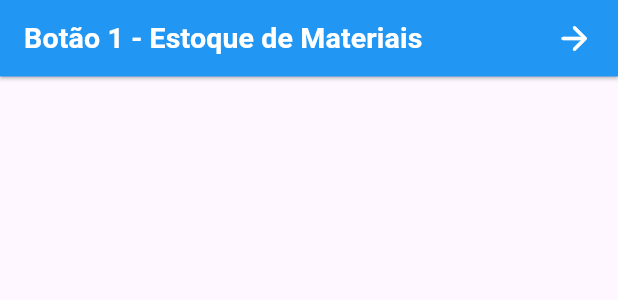
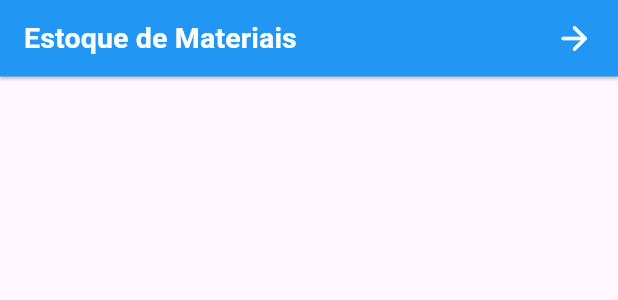
Before and after one commit to organizametropi/OrganizaMetro, a Flutter app: the ButtonHomeTemplate widget shown alone on an empty page, opened directly, on a phone screen of 412 x 824 dp. Shown: the top 300 px of the screen. Run offline on Flutter 3.47's test engine with Material 3 defaults, Android fonts, the phone set to English and light mode, and no system bars; missing offline and left inert: serverpod, serverpod_auth_client, serverpod_auth_email_flutter, serverpod_auth_server, serverpod_auth_shared_flutter, serverpod_client and 1 more; Roboto replaces fonts that are missing (Helvetica); statements that could not run were skipped.

Commit message:
Add: home page icon Fix: buttons respon

```diff
--- a/organiza_metro/organiza_metro_flutter/lib/main.dart
+++ b/organiza_metro/organiza_metro_flutter/lib/main.dart
@@ -22,7 +22,7 @@ class MyApp extends StatelessWidget {
       theme: ThemeData(
         primarySwatch: Colors.blue,
       ),
-      home: MyHomePage(),
+      home: homePage(),
     ));
   }
 }
--- a/organiza_metro/organiza_metro_flutter/lib/src/screens/dashboard/home_screen.dart
+++ b/organiza_metro/organiza_metro_flutter/lib/src/screens/dashboard/home_screen.dart
@@ -36,7 +36,7 @@ class _homePage extends State<homePage> {
                             height: 160,
                             margin: const EdgeInsets.all(8),
                             child: ButtonHomeTemplate(
-                              labelText: "Botão 1 - Estoque de Materiais",
+                              labelText: "Estoque de Materiais",
                               goToPage: (context) => const loginPage(),
                               color: Colors.blue,
                             ),
@@ -47,7 +47,7 @@ class _homePage extends State<homePage> {
                             height: 160,
                             margin: const EdgeInsets.all(8),
                             child: ButtonHomeTemplate(
-                              labelText: "Botão 2 - Instrumentos Técnicos",
+                              labelText: "Instrumentos Técnicos",
                               goToPage: (context) => const loginPage(),
                               color: Colors.green,
                             ),
@@ -63,7 +63,7 @@ class _homePage extends State<homePage> {
                             height: 160,
                             margin: const EdgeInsets.all(8),
                             child: ButtonHomeTemplate(
-                              labelText: "Botão 3 - Relatórios & Dashboards",
+                              labelText: "Relatórios & Dashboards",
                               goToPage: (context) => const loginPage(),
                               color: Colors.orange,
                               assetImage: 'lib/assets/images/dataChart.png'
@@ -75,7 +75,7 @@ class _homePage extends State<homePage> {
                             height: 160,
                             margin: const EdgeInsets.all(8),
                             child: ButtonHomeTemplate(
-                              labelText: "Botão 4 - Configurações / Administração",
+                              labelText: "Configurações / Administração",
                               goToPage: (context) => const loginPage(),
                               color: Colors.red,
                             ),
@@ -93,7 +93,7 @@ class _homePage extends State<homePage> {
                       height: 160,
                       margin: const EdgeInsets.all(8),
                       child: ButtonHomeTemplate(
-                        labelText: "Botão 1 - Estoque de Materiais",
+                        labelText: "Estoque de Materiais",
                         goToPage: (context) => const loginPage(),
                         color: Colors.blue,
                       ),
@@ -102,7 +102,7 @@ class _homePage extends State<homePage> {
                       height: 160,
                       margin: const EdgeInsets.all(8),
                       child: ButtonHomeTemplate(
-                        labelText: "Botão 2 - Instrumentos Técnicos",
+                        labelText: "Instrumentos Técnicos",
                         goToPage: (context) => const loginPage(),
                         color: Colors.green,
                       ),
@@ -111,7 +111,7 @@ class _homePage extends State<homePage> {
                       height: 160,
                       margin: const EdgeInsets.all(8),
                       child: ButtonHomeTemplate(
-                        labelText: "Botão 3 - Relatórios & Dashboards",
+                        labelText: "Relatórios & Dashboards",
                         goToPage: (context) => const loginPage(),
                         color: Colors.orange,
                         assetImage: 'lib/assets/images/dataChart.png'
@@ -121,7 +121,7 @@ class _homePage extends State<homePage> {
                       height: 160,
                       margin: const EdgeInsets.all(8),
                       child: ButtonHomeTemplate(
-                        labelText: "Botão 4 - Configurações / Administração",
+                        labelText: "Configurações / Administração",
                         goToPage: (context) => const loginPage(),
                         color: Colors.red,
                       ),
--- a/organiza_metro/organiza_metro_flutter/lib/src/widgets/button_home.dart
+++ b/organiza_metro/organiza_metro_flutter/lib/src/widgets/button_home.dart
@@ -4,8 +4,7 @@ class ButtonHomeTemplate extends StatefulWidget {
   final String labelText;
   final Widget Function(BuildContext) goToPage;
   final Color color;
-  final String?
-      assetImage; // caminho opcional de uma imagem local (ex: assets/img.png)
+  final String? assetImage;
 
   const ButtonHomeTemplate({
     super.key,
@@ -37,16 +36,21 @@ class _ButtonHomeTemplateState extends State<ButtonHomeTemplate> {
       child: Row(
         mainAxisAlignment: MainAxisAlignment.start,
         children: [
-          if (widget.assetImage != null) // só mostra se houver imagem
+          if (widget.assetImage != null)
             Padding(
               padding: const EdgeInsets.only(right: 25),
               child: Image.asset(
                 widget.assetImage!,
-                width: 28, // ajuste do tamanho
+                width: 28,
                 height: 28,
               ),
             ),
-          Text(
+          Expanded(
+            child: Row(
+              mainAxisAlignment: MainAxisAlignment.spaceBetween,
+              children: [
+                Flexible(
+                  child: Text(
                     widget.labelText,
                     style: const TextStyle(
                       fontWeight: FontWeight.w600,
@@ -54,8 +58,10 @@ class _ButtonHomeTemplateState extends State<ButtonHomeTemplate> {
                       fontSize: 19,
                       color: Colors.white,
                     ),
+                    softWrap: true,
+                    overflow: TextOverflow.visible,
                   ),
-          const Spacer(), // empurra o ícone para a extrema direita
+                ),
                 const Icon(
                   Icons.arrow_forward_rounded,
                   color: Colors.white,
@@ -63,6 +69,9 @@ class _ButtonHomeTemplateState extends State<ButtonHomeTemplate> {
                 ),
               ],
             ),
+          ),
+        ],
+      ),
     );
   }
 }
--- a/organiza_metro/organiza_metro_flutter/lib/src/widgets/entrar_button.dart
+++ b/organiza_metro/organiza_metro_flutter/lib/src/widgets/entrar_button.dart
@@ -1,5 +1,5 @@
 import 'package:flutter/material.dart';
-import 'package:organiza_metro_flutter/src/screens/dashboard/acount_page.dart';
+import 'package:organiza_metro_flutter/src/screens/dashboard/home_screen.dart';
 import 'package:serverpod_auth_email_flutter/serverpod_auth_email_flutter.dart';
 import 'package:organiza_metro_flutter/src/serverpod_client.dart';
 
@@ -38,7 +38,7 @@ class _GetStartedButtonState extends State<GetStartedButton> {
       } else {
         // Aqui você já pode navegar para a Home, por exemplo
         if (mounted) {
-          AccountPage();
+          homePage();
         }
       }
     } catch (e) {
```
Also changed, not shown: organiza_metro/organiza_metro_flutter/lib/src/widgets/defalt_app_bar.dart (+39 -2 lines), organiza_metro/organiza_metro_flutter/lib/assets/images/logocfundo.png (added), organiza_metro/organiza_metro_flutter/pubspec.lock. Lines whose indentation alone changed are shown as unchanged.
